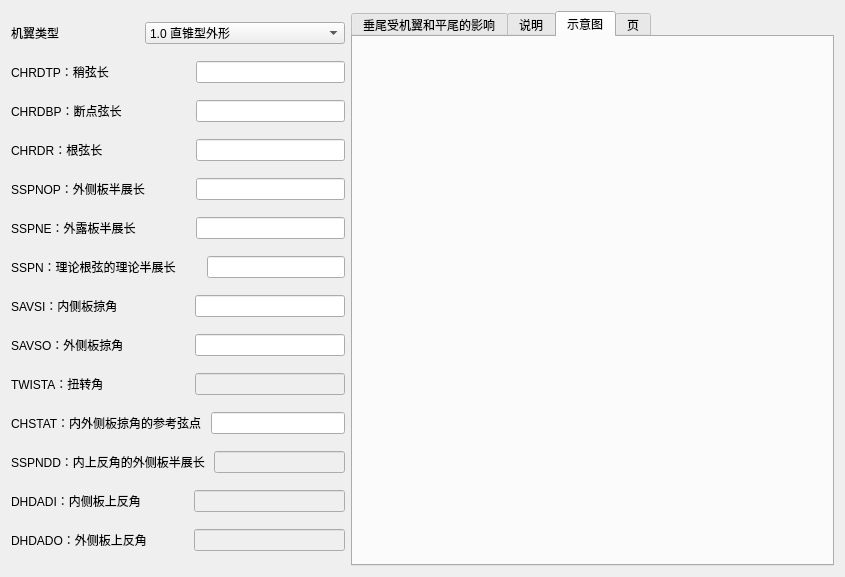
The window that PyDatcomLab/GUIs/PlaneConfiguration/VTPLNF.ui (darkspring2015/PyDatcomLab) describes before a commit, drawn with Qt 5.
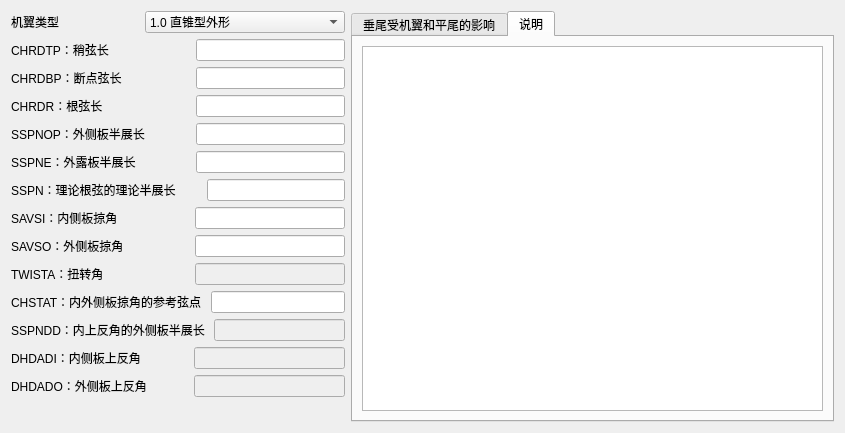
The same window after the commit. The open tabs and pages were chosen to show the change. Icons and pictures are not drawn.

Diff of the .ui file:
```diff
--- a/PyDatcomLab/GUIs/PlaneConfiguration/VTPLNF.ui
+++ b/PyDatcomLab/GUIs/PlaneConfiguration/VTPLNF.ui
@@ -7,7 +7,7 @@
     <x>0</x>
     <y>0</y>
     <width>845</width>
-    <height>577</height>
+    <height>433</height>
    </rect>
   </property>
   <property name="windowTitle">
@@ -561,6 +561,19 @@
        </item>
       </layout>
      </item>
+     <item>
+      <spacer name="verticalSpacer">
+       <property name="orientation">
+        <enum>Qt::Vertical</enum>
+       </property>
+       <property name="sizeHint" stdset="0">
+        <size>
+         <width>20</width>
+         <height>40</height>
+        </size>
+       </property>
+      </spacer>
+     </item>
     </layout>
    </item>
    <item>
@@ -592,43 +605,6 @@
        </item>
       </layout>
      </widget>
-     <widget class="QWidget" name="tab_2">
-      <attribute name="title">
-       <string>示意图</string>
-      </attribute>
-      <layout class="QHBoxLayout" name="horizontalLayout_17">
-       <item>
-        <widget class="QLabel" name="label_9">
-         <property name="text">
-          <string/>
-         </property>
-         <property name="pixmap">
-          <pixmap resource="card_rc.qrc">:/card/rc_card/WGPLNF.png</pixmap>
-         </property>
-         <property name="scaledContents">
-          <bool>true</bool>
-         </property>
-        </widget>
-       </item>
-      </layout>
-     </widget>
-     <widget class="QWidget" name="tab_3">
-      <attribute name="title">
-       <string>页</string>
-      </attribute>
-      <layout class="QHBoxLayout" name="horizontalLayout_18">
-       <item>
-        <widget class="QLabel" name="label_15">
-         <property name="text">
-          <string/>
-         </property>
-         <property name="pixmap">
-          <pixmap resource="card_rc.qrc">:/card/rc_card/WGPLNF_Para.png</pixmap>
-         </property>
-        </widget>
-       </item>
-      </layout>
-     </widget>
     </widget>
    </item>
   </layout>
```
Left out of the diff: 2 changed lines with no effect on the pictures.
